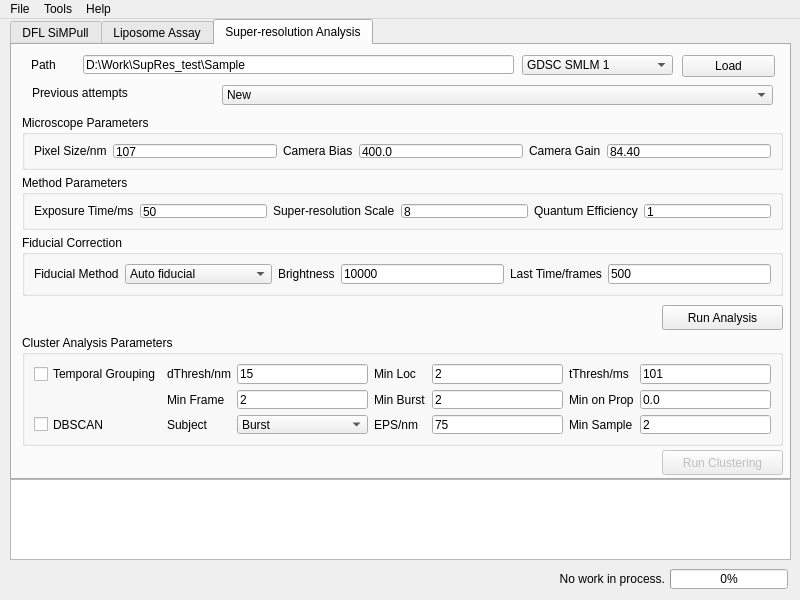
This is UI_form/MainWindow.ui in zengjiexia/ACT as Qt 5 draws it before an edit. The edited form follows.
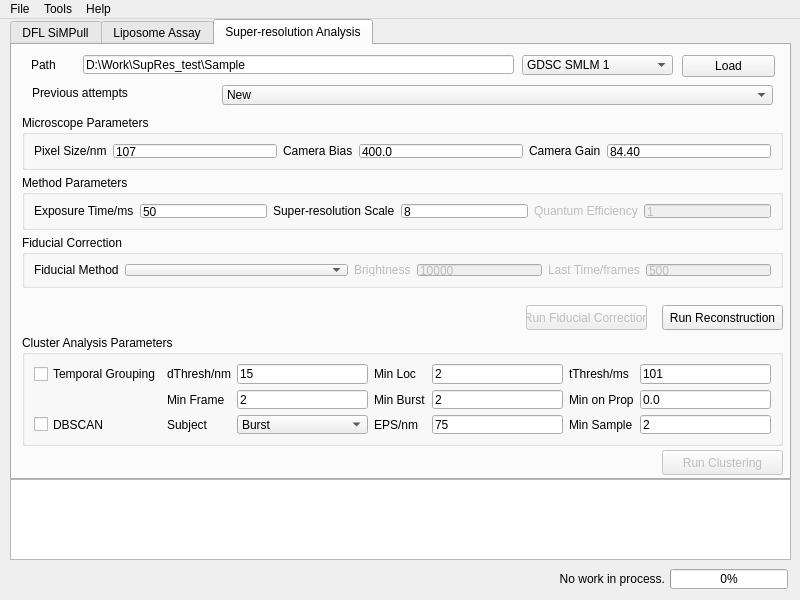
This is the edited form. Custom widgets are drawn as their Qt base class.

The edit to the form file:
```diff
--- a/UI_form/MainWindow.ui
+++ b/UI_form/MainWindow.ui
@@ -483,6 +483,9 @@
        </item>
        <item row="1" column="4">
         <widget class="QLabel" name="SupRes_QELabel">
+         <property name="enabled">
+          <bool>false</bool>
+         </property>
          <property name="text">
           <string>Quantum Efficiency</string>
          </property>
@@ -511,6 +514,9 @@
        </item>
        <item row="1" column="5">
         <widget class="QLineEdit" name="SupRes_QEEntry">
+         <property name="enabled">
+          <bool>false</bool>
+         </property>
          <property name="text">
           <string>1</string>
          </property>
@@ -690,7 +696,7 @@
        </rect>
       </property>
       <property name="text">
-       <string>Run Analysis</string>
+       <string>Run Reconstruction</string>
       </property>
      </widget>
      <widget class="QPushButton" name="SupRes_runClusteringButton">
@@ -718,29 +724,33 @@
         <x>10</x>
         <y>190</y>
         <width>761</width>
-        <height>61</height>
+        <height>53</height>
        </rect>
       </property>
       <property name="title">
        <string>Fiducial Correction</string>
       </property>
-      <layout class="QGridLayout" name="gridLayout_7">
-       <item row="1" column="4">
-        <widget class="QLabel" name="SupRes_FidCorrBrightnessLabel">
-         <property name="text">
-          <string>Brightness</string>
-         </property>
-        </widget>
-       </item>
-       <item row="1" column="0" colspan="2">
+      <layout class="QHBoxLayout" name="horizontalLayout">
+       <item>
         <widget class="QLabel" name="SupRes_FidCorrMethodLabel">
          <property name="text">
           <string>Fiducial Method</string>
          </property>
         </widget>
        </item>
-       <item row="1" column="2" colspan="2">
+       <item>
         <widget class="QComboBox" name="SupRes_FidCorrMethodSelector">
+         <property name="sizePolicy">
+          <sizepolicy hsizetype="Preferred" vsizetype="Fixed">
+           <horstretch>0</horstretch>
+           <verstretch>0</verstretch>
+          </sizepolicy>
+         </property>
+         <item>
+          <property name="text">
+           <string/>
+          </property>
+         </item>
          <item>
           <property name="text">
            <string>Auto fiducial</string>
@@ -748,37 +758,51 @@
          </item>
          <item>
           <property name="text">
-           <string>Fiducial file</string>
+           <string>Fiducial marker</string>
           </property>
          </item>
          <item>
           <property name="text">
-           <string>Drift correction</string>
-          </property>
-         </item>
-         <item>
-          <property name="text">
-           <string>Correlation correction</string>
+           <string>Cross-correlation - ThunderSTORM</string>
           </property>
          </item>
         </widget>
        </item>
-       <item row="1" column="6">
-        <widget class="QLabel" name="SupRes_FidCorrLastTimeLabel">
+       <item>
+        <widget class="QLabel" name="SupRes_FidCorrParaLabel1">
+         <property name="enabled">
+          <bool>false</bool>
+         </property>
          <property name="text">
-          <string>Last Time/frames</string>
+          <string>Brightness</string>
          </property>
         </widget>
        </item>
-       <item row="1" column="5">
-        <widget class="QLineEdit" name="SupRes_FidCorrBrightnessEntry">
+       <item>
+        <widget class="QLineEdit" name="SupRes_FidCorrParaEntry1">
+         <property name="enabled">
+          <bool>false</bool>
+         </property>
          <property name="text">
           <string>10000</string>
          </property>
         </widget>
        </item>
-       <item row="1" column="7">
-        <widget class="QLineEdit" name="SupRes_FidCorrLastTimeEntry">
+       <item>
+        <widget class="QLabel" name="SupRes_FidCorrParaLabel2">
+         <property name="enabled">
+          <bool>false</bool>
+         </property>
+         <property name="text">
+          <string>Last Time/frames</string>
+         </property>
+        </widget>
+       </item>
+       <item>
+        <widget class="QLineEdit" name="SupRes_FidCorrParaEntry2">
+         <property name="enabled">
+          <bool>false</bool>
+         </property>
          <property name="text">
           <string>500</string>
          </property>
@@ -805,7 +829,7 @@
        <string>Load</string>
       </property>
      </widget>
-     <widget class="QComboBox" name="comboBox">
+     <widget class="QComboBox" name="SupRes_previousAttemptSelector">
       <property name="geometry">
        <rect>
         <x>210</x>
@@ -820,7 +844,7 @@
        </property>
       </item>
      </widget>
-     <widget class="QLabel" name="label">
+     <widget class="QLabel" name="SupRes_previousAttemptsLabel">
       <property name="geometry">
        <rect>
         <x>20</x>
@@ -833,6 +857,22 @@
        <string>Previous attempts</string>
       </property>
      </widget>
+     <widget class="QPushButton" name="pushButton">
+      <property name="enabled">
+       <bool>false</bool>
+      </property>
+      <property name="geometry">
+       <rect>
+        <x>514</x>
+        <y>260</y>
+        <width>121</width>
+        <height>25</height>
+       </rect>
+      </property>
+      <property name="text">
+       <string>Run Fiducial Correction</string>
+      </property>
+     </widget>
     </widget>
    </widget>
    <widget class="LogTextEdit" name="main_logBar">
```
